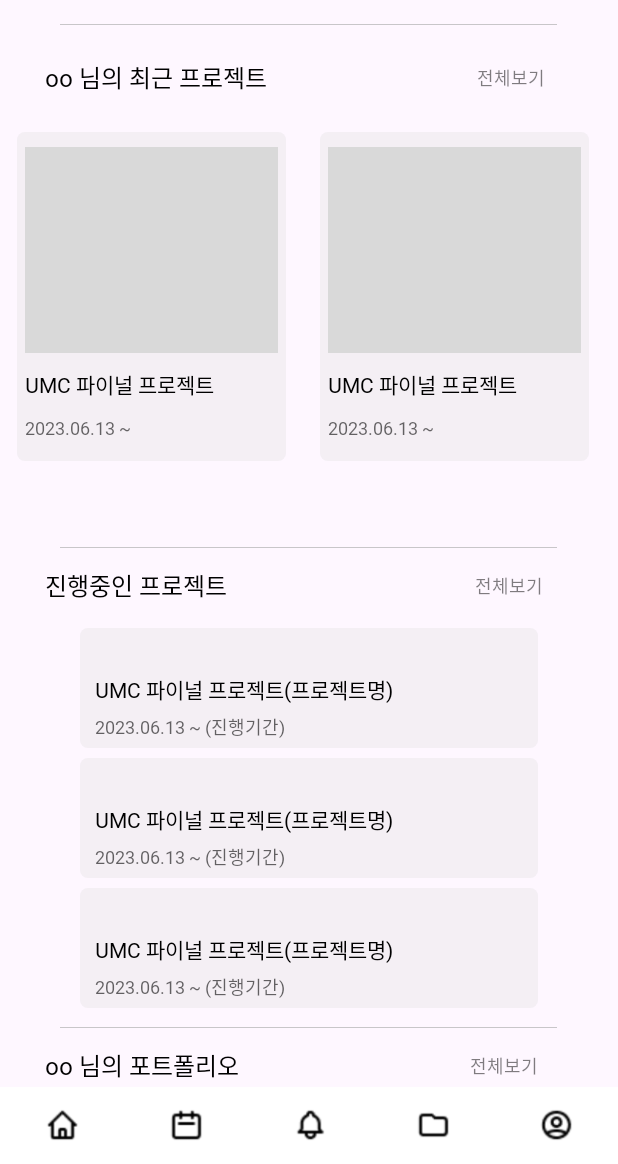
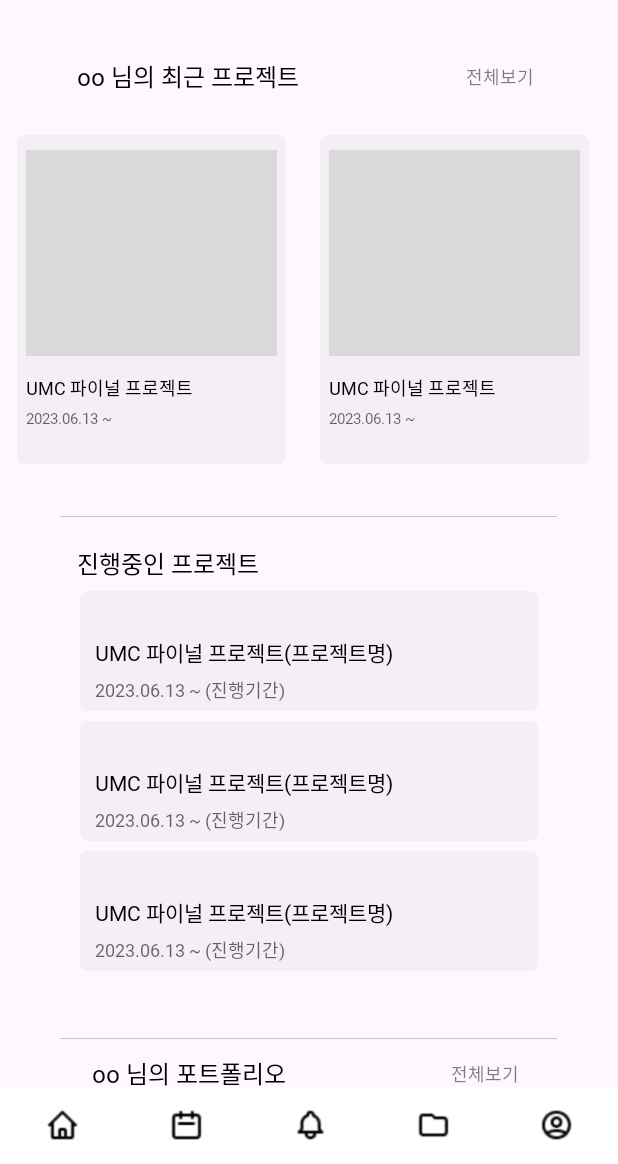
Before and after one commit to UmcTeaming/Teaming_Android, an Android app: the screen it shows after launch (MainActivity), on a phone screen of 412 x 824 dp, the part 72-1236 px from its top. Run offline under Robolectric (Android 15) with nearby library versions, the phone set to English and light mode, and no system bars.

Commit message:
MainFrag_Design 수정

```diff
--- a/app/src/main/res/layout/fragment_main.xml
+++ b/app/src/main/res/layout/fragment_main.xml
@@ -16,36 +16,32 @@
             android:layout_height="match_parent"
             android:orientation="vertical">
 
-            <View
-                android:layout_gravity="center_horizontal"
-                android:background="#B3B3B3B3"
-                android:layout_width="331.01dp"
-                android:layout_height="1px"/>
-
             <LinearLayout
                 android:layout_width="match_parent"
-                android:layout_height="348.02dp"
+                android:layout_height="328dp"
                 android:orientation="vertical">
 
                 <LinearLayout
-                    android:layout_marginTop="10dp"
+                    android:layout_marginTop="20dp"
                     android:layout_width="match_parent"
-                    android:layout_height="50dp">
+                    android:gravity="center_horizontal"
+                    android:layout_height="30dp">
 
                     <TextView
                         android:layout_gravity="center_vertical"
-                        android:layout_marginLeft="30dp"
-                        android:layout_width="wrap_content"
-                        android:layout_height="wrap_content"
+                        android:layout_width="159dp"
+                        android:layout_height="30dp"
+                        android:gravity="center_vertical"
                         android:fontFamily="@font/gmarket_sans_ttf_medium"
                         android:text="oo 님의 최근 프로젝트"
                         android:textColor="@color/black"
                         android:textSize="16sp" />
 
                     <TextView
-                        android:layout_marginLeft="140dp"
-                        android:layout_width="wrap_content"
-                        android:layout_height="wrap_content"
+                        android:layout_marginLeft="100dp"
+                        android:layout_width="50dp"
+                        android:layout_height="30dp"
+                        android:gravity="center_vertical"
                         android:layout_gravity="center_vertical"
                         android:clickable="true"
                         android:fontFamily="@font/gmarket_sans_ttf_medium"
@@ -56,10 +52,10 @@
                 </LinearLayout>
 
                 <androidx.recyclerview.widget.RecyclerView
+                    android:layout_marginTop="12.5dp"
                     android:id="@+id/hor_list"
                     android:layout_width="wrap_content"
                     android:layout_height="wrap_content"
-                    android:layout_gravity="center_vertical"
                     android:orientation="horizontal"
                     app:layoutManager="androidx.recyclerview.widget.LinearLayoutManager"
                     tools:listitem="@layout/item_hori">
@@ -70,39 +66,29 @@
 
             <LinearLayout
                 android:layout_width="match_parent"
-                android:layout_height="320dp"
+                android:layout_height="348dp"
                 android:orientation="vertical">
 
                 <View
+                    android:layout_width="331.01dp"
+                    android:layout_height="1px"
                     android:layout_gravity="center_horizontal"
-                    android:background="#B3B3B3B3"
-                    android:layout_width="331.01dp"
-                    android:layout_height="1px"/>
+                    android:background="#B3B3B3B3" />
 
                 <LinearLayout
+                    android:layout_marginTop="16dp"
                     android:layout_width="match_parent"
-                    android:layout_height="50dp">
+                    android:layout_height="30dp"
+                    android:gravity="center_horizontal">
 
                     <TextView
-                        android:layout_width="wrap_content"
+                        android:layout_gravity="center_vertical"
+                        android:layout_width="309dp"
                         android:layout_height="wrap_content"
-                        android:layout_gravity="center_vertical"
-                        android:layout_marginLeft="30dp"
                         android:fontFamily="@font/gmarket_sans_ttf_medium"
                         android:text="진행중인 프로젝트"
                         android:textColor="@color/black"
                         android:textSize="16sp" />
-
-                    <TextView
-                        android:layout_marginLeft="165dp"
-                        android:layout_width="wrap_content"
-                        android:layout_height="wrap_content"
-                        android:layout_gravity="center_vertical"
-                        android:clickable="true"
-                        android:fontFamily="@font/gmarket_sans_ttf_medium"
-                        android:text="전체보기"
-                        android:textColor="#80000000"
-                        android:textSize="12sp" />
 
                 </LinearLayout>
 
@@ -120,7 +106,7 @@
 
             <LinearLayout
                 android:layout_width="match_parent"
-                android:layout_height="wrap_content"
+                android:layout_height="383dp"
                 android:orientation="vertical">
 
                 <View
@@ -130,23 +116,26 @@
                     android:layout_height="1px"/>
 
                 <LinearLayout
+                    android:layout_marginTop="8dp"
+                    android:gravity="center_horizontal"
                     android:layout_width="match_parent"
-                    android:layout_height="50dp">
+                    android:layout_height="30dp">
 
                     <TextView
-                        android:layout_width="wrap_content"
-                        android:layout_height="wrap_content"
+                        android:gravity="center_vertical"
                         android:layout_gravity="center_vertical"
-                        android:layout_marginLeft="30dp"
+                        android:layout_width="139dp"
+                        android:layout_height="30dp"
                         android:fontFamily="@font/gmarket_sans_ttf_medium"
-                        android:text="oo 님의 포트폴리오 "
+                        android:text="oo 님의 포트폴리오"
                         android:textColor="@color/black"
                         android:textSize="16sp" />
 
                     <TextView
-                        android:layout_marginLeft="150dp"
-                        android:layout_width="wrap_content"
-                        android:layout_height="wrap_content"
+                        android:gravity="center_vertical"
+                        android:layout_marginLeft="100dp"
+                        android:layout_width="50dp"
+                        android:layout_height="30dp"
                         android:layout_gravity="center_vertical"
                         android:clickable="true"
                         android:fontFamily="@font/gmarket_sans_ttf_medium"
@@ -157,7 +146,8 @@
                 </LinearLayout>
 
                 <androidx.recyclerview.widget.RecyclerView
-                    android:layout_marginLeft="30dp"
+                    android:layout_marginTop="24dp"
+                    android:layout_gravity="center_horizontal"
                     android:id="@+id/grid_list"
                     android:layout_width="wrap_content"
                     android:layout_height="wrap_content"
--- a/app/src/main/res/layout/item_hori.xml
+++ b/app/src/main/res/layout/item_hori.xml
@@ -1,7 +1,7 @@
 <?xml version="1.0" encoding="utf-8"?>
 <LinearLayout xmlns:android="http://schemas.android.com/apk/res/android"
     android:layout_width="179.5dp"
-    android:layout_margin="11dp"
+    android:layout_margin="11.5dp"
     android:layout_height="219dp"
     android:background="@drawable/round_border"
     android:orientation="vertical">
@@ -11,29 +11,29 @@
         android:background="#D9D9D9"
         android:layout_marginTop="10dp"
         android:layout_gravity="center_horizontal"
-        android:layout_width="168.9dp"
-        android:layout_height="137.27dp"/>
+        android:layout_width="167dp"
+        android:layout_height="137dp"/>
 
     <TextView
+        android:layout_marginLeft="6dp"
+        android:textSize="12sp"
         android:id="@+id/hor_title"
-        android:layout_marginLeft="5dp"
-        android:layout_marginRight="5dp"
-        android:layout_marginTop="10dp"
+        android:layout_marginTop="7dp"
         android:textColor="@color/black"
-        android:layout_width="wrap_content"
-        android:layout_height="wrap_content"
+        android:layout_width="157dp"
+        android:layout_height="27dp"
+        android:gravity="center_vertical"
         android:fontFamily="@font/gmarket_sans_ttf_medium"
-        android:text="UMC 파이널 프로젝트(프로젝트명)" />
+        android:text="UMC 파이널 프로젝트" />
 
     <TextView
         android:id="@+id/hor_date"
-        android:layout_marginLeft="5dp"
-        android:layout_marginTop="10dp"
+        android:layout_marginLeft="6dp"
         android:textColor="#99000000"
         android:layout_width="wrap_content"
         android:layout_height="wrap_content"
         android:fontFamily="@font/gmarket_sans_ttf_medium"
-        android:text="2023.06.13 ~ (진행기간)"
-        android:textSize="12sp" />
+        android:text="2023.06.13 ~ "
+        android:textSize="10sp" />
 
 </LinearLayout>
```
Also changed, not shown: app/src/main/java/com/example/teaming/MainFragment.kt (line endings or trailing spaces).
